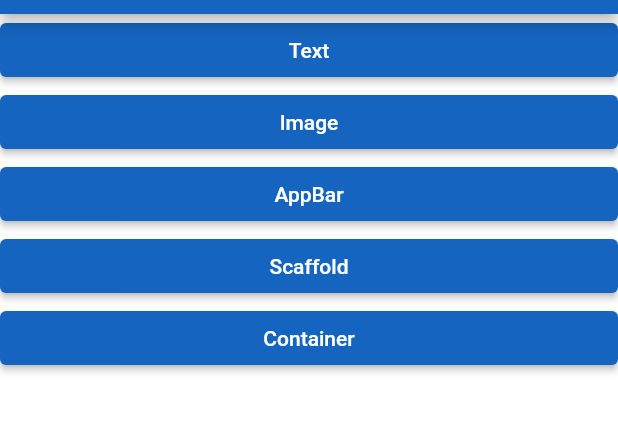
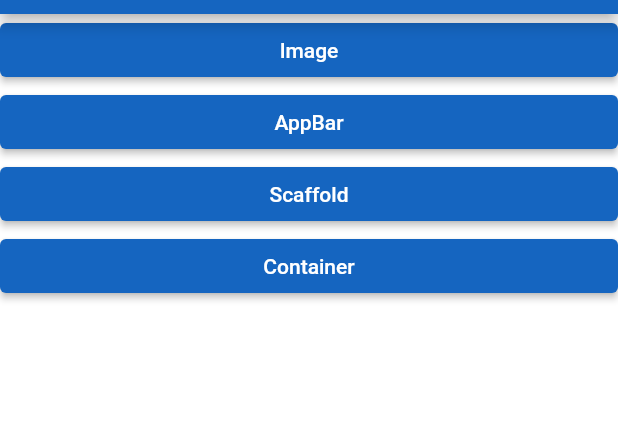
Before and after one commit to dscpesu/FlutterFolio, a Flutter app: the screen it shows after launch, on a phone screen of 412 x 824 dp, the part 70-502 px from its top. Run offline on Flutter 3.47's test engine with Material 2 defaults, Android fonts, the phone set to English and light mode, and no system bars; our stand-ins replace flutter_highlight.

```diff
--- a/lib/data/widget_data.dart
+++ b/lib/data/widget_data.dart
@@ -2,41 +2,6 @@
 import 'package:flutter_folio/models/widget_model.dart';
 
 List<WidgetModel> widgetData = [
-  WidgetModel(
-    name: 'Text',
-    description: '''The Text widget displays a string of text with single style. The string might break across multiple lines or might all be displayed on the same line depending on the layout constraints.
-
-Here are the attributes of the Text widget :
-
-1. data or text: The text content to be displayed.
-2. style: Defines text style properties (e.g., fontSize, color).
-3. textAlign: Sets text alignment (e.g., TextAlign.center).
-4. softWrap: Allows text to wrap to the next line.
-5. overflow: Handles overflowing text (e.g., TextOverflow.ellipsis).
-    ''',
-    imagePath: 'assets/images/text/text.png',
-    outputImage: 'assets/images/text/text_op.png',
-    codeSnippet: '''
-class MyHomePage extends StatelessWidget {
-  @override
-  Widget build(BuildContext context) {
-    return Scaffold(
-      body: Center(
-        child: Text(
-          "Helo World",
-          style: TextStyle(
-            fontSize: 49,
-            color: Colors.blue,
-            fontWeight: FontWeight.bold,
-            decoration: TextDecoration.underline,
-          ),
-        ),
-      ),
-    );
-  }
-}
-''',
-  ),
   WidgetModel(
     name: 'Image',
     description: 'The Image widget in Flutter is a fundamental component used to display images within an application. It provides a seamless way to incorporate visual content, such as icons, photographs, or graphics, into the user interface.',
```
